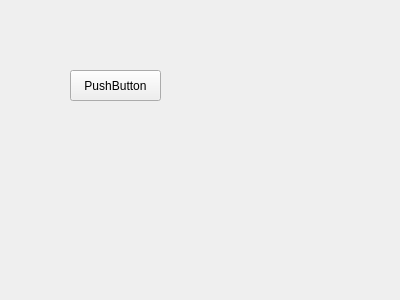
AlexMeson/class21, file 14.qt/1.demo/qt-demo/mypage.ui: the form before one commit.
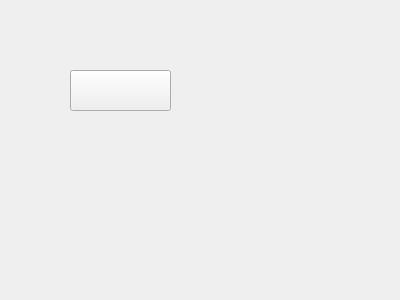
The form after the commit.

Patch:
```diff
--- a/14.qt/1.demo/qt-demo/mypage.ui
+++ b/14.qt/1.demo/qt-demo/mypage.ui
@@ -13,17 +13,28 @@
   <property name="windowTitle">
    <string>myPage</string>
   </property>
+  <property name="styleSheet">
+   <string notr="true"/>
+  </property>
   <widget class="QPushButton" name="btn">
    <property name="geometry">
     <rect>
      <x>70</x>
      <y>70</y>
-     <width>91</width>
-     <height>31</height>
+     <width>101</width>
+     <height>41</height>
     </rect>
    </property>
+   <property name="font">
+    <font>
+     <family>Consolas</family>
+     <pointsize>14</pointsize>
+     <weight>75</weight>
+     <bold>true</bold>
+    </font>
+   </property>
    <property name="text">
-    <string>PushButton</string>
+    <string/>
    </property>
   </widget>
  </widget>
```
